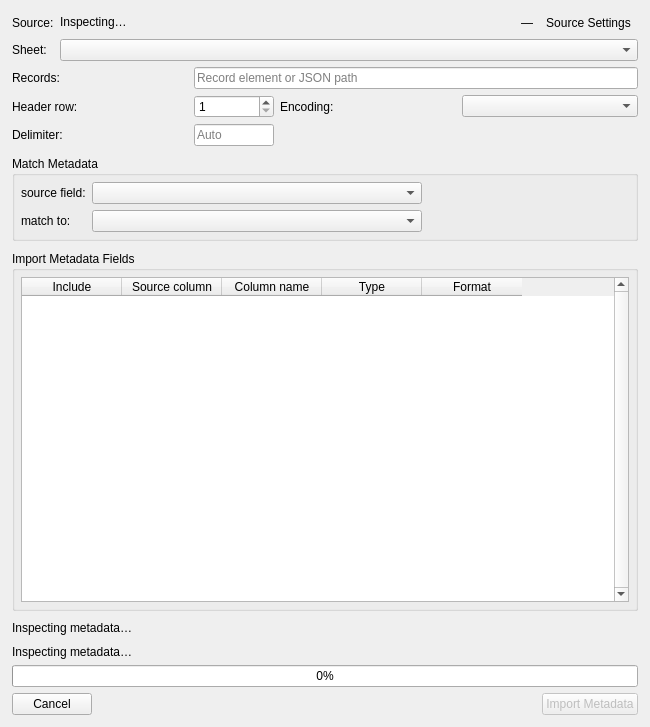
eidora-desktop/EIDORA, file src/MetadataArea/ui/metadata_import_dialog.ui: the form before one commit.
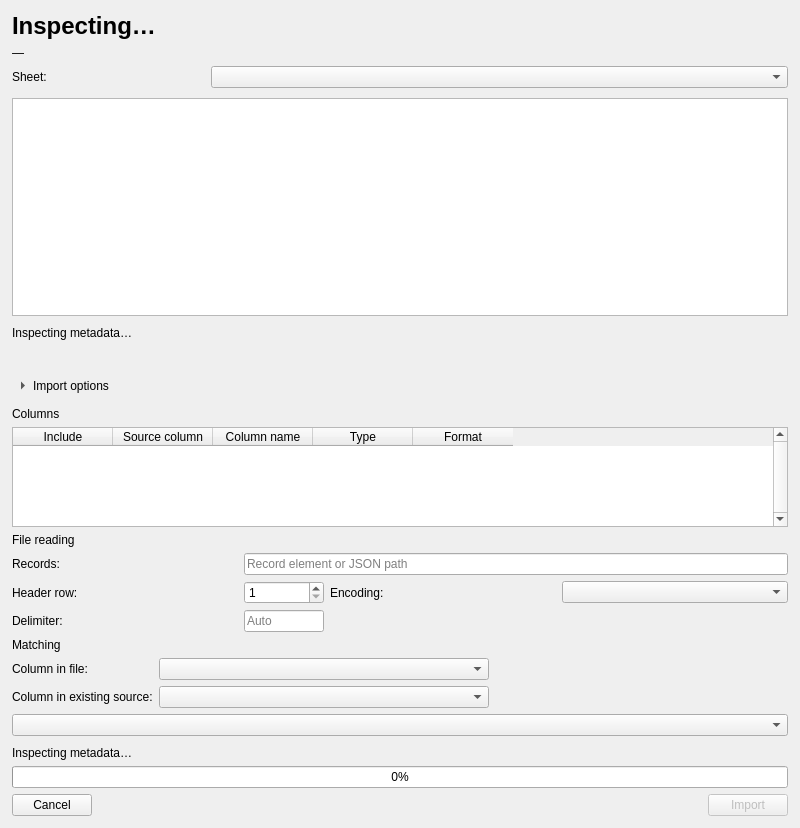
The form after the commit.

Commit message: Improve embedding, thumbnail, and metadata workflows (#58)

Patch:
```diff
--- a/src/MetadataArea/ui/metadata_import_dialog.ui
+++ b/src/MetadataArea/ui/metadata_import_dialog.ui
@@ -9,8 +9,8 @@
    <rect>
     <x>0</x>
     <y>0</y>
-    <width>650</width>
-    <height>727</height>
+    <width>800</width>
+    <height>650</height>
    </rect>
   </property>
   <property name="windowTitle">
@@ -38,12 +38,6 @@
    <item>
     <widget class="QWidget" name="panel_source" native="true">
      <layout class="QGridLayout" name="layout_source">
-      <property name="horizontalSpacing">
-       <number>6</number>
-      </property>
-      <property name="verticalSpacing">
-       <number>6</number>
-      </property>
       <property name="leftMargin">
        <number>0</number>
       </property>
@@ -56,14 +50,10 @@
       <property name="bottomMargin">
        <number>0</number>
       </property>
-      <item row="0" column="0">
-       <widget class="QLabel" name="label_import_file">
-        <property name="text">
-         <string>Source:</string>
-        </property>
-       </widget>
-      </item>
-      <item row="0" column="1">
+      <property name="spacing">
+       <number>6</number>
+      </property>
+      <item row="0" column="0" colspan="4">
        <widget class="QLabel" name="label_import_file_value">
         <property name="sizePolicy">
          <sizepolicy hsizetype="Expanding" vsizetype="Preferred">
@@ -71,66 +61,270 @@
           <verstretch>0</verstretch>
          </sizepolicy>
         </property>
+        <property name="font">
+         <font>
+          <pointsize>18</pointsize>
+          <bold>true</bold>
+         </font>
+        </property>
         <property name="text">
          <string>Inspecting…</string>
         </property>
+        <property name="textFormat">
+         <enum>Qt::TextFormat::PlainText</enum>
+        </property>
+        <property name="wordWrap">
+         <bool>true</bool>
+        </property>
         <property name="textInteractionFlags">
          <set>Qt::TextInteractionFlag::TextSelectableByMouse</set>
         </property>
        </widget>
       </item>
-      <item row="0" column="2">
+      <item row="1" column="0" colspan="4">
        <widget class="QLabel" name="label_import_format_value">
         <property name="text">
          <string>—</string>
         </property>
-       </widget>
-      </item>
-      <item row="0" column="3">
-       <widget class="QToolButton" name="button_source_settings">
-        <property name="toolTip">
-         <string>Source Settings</string>
+        <property name="alignment">
+         <set>Qt::AlignmentFlag::AlignLeading|Qt::AlignmentFlag::AlignLeft|Qt::AlignmentFlag::AlignTop</set>
         </property>
-        <property name="accessibleName">
-         <string>Source Settings</string>
-        </property>
-        <property name="text">
-         <string>Source Settings</string>
-        </property>
-        <property name="checkable">
+        <property name="wordWrap">
          <bool>true</bool>
         </property>
-        <property name="autoRaise">
-         <bool>true</bool>
-        </property>
-        <property name="iconName" stdset="0">
-         <string>settings</string>
-        </property>
        </widget>
       </item>
-      <item row="1" column="0">
+      <item row="2" column="0">
        <widget class="QLabel" name="label_table">
         <property name="text">
          <string>Sheet:</string>
         </property>
        </widget>
       </item>
-      <item row="1" column="1" colspan="3">
-       <widget class="QComboBox" name="combo_table">
-       </widget>
-      </item>
-      <item row="2" column="0" colspan="4">
+      <item row="2" column="1" colspan="3">
+       <widget class="QComboBox" name="combo_table" />
+      </item>
+     </layout>
+    </widget>
+   </item>
+   <item>
+    <widget class="QStackedWidget" name="stack_preview">
+     <widget class="QWidget" name="panel_preview_table">
+      <layout class="QVBoxLayout" name="layout_preview_table">
+       <property name="leftMargin"><number>0</number></property>
+       <property name="topMargin"><number>0</number></property>
+       <property name="rightMargin"><number>0</number></property>
+       <property name="bottomMargin"><number>0</number></property>
+       <item>
+    <widget class="QTableWidget" name="table_data_preview">
+     <property name="minimumSize">
+      <size>
+       <width>0</width>
+       <height>200</height>
+      </size>
+     </property>
+     <property name="toolTip">
+      <string>Sample source values. Column names and types reflect the import settings.</string>
+     </property>
+     <property name="editTriggers">
+      <set>QAbstractItemView::EditTrigger::NoEditTriggers</set>
+     </property>
+     <property name="alternatingRowColors">
+      <bool>true</bool>
+     </property>
+    </widget>
+       </item>
+      </layout>
+     </widget>
+     <widget class="QWidget" name="panel_preview_error">
+      <layout class="QVBoxLayout" name="layout_preview_error">
+       <item>
+        <widget class="QLabel" name="label_preview_error">
+         <property name="minimumSize"><size><width>0</width><height>200</height></size></property>
+         <property name="text"><string /></property>
+         <property name="textFormat"><enum>Qt::TextFormat::PlainText</enum></property>
+         <property name="wordWrap"><bool>true</bool></property>
+         <property name="alignment"><set>Qt::AlignmentFlag::AlignCenter</set></property>
+         <property name="textRole" stdset="0"><string>error</string></property>
+        </widget>
+       </item>
+      </layout>
+     </widget>
+    </widget>
+   </item>
+   <item>
+    <widget class="QLabel" name="label_preview_count">
+     <property name="text">
+      <string>Inspecting metadata…</string>
+     </property>
+    </widget>
+   </item>
+   <item>
+    <widget class="QLabel" name="label_matching_summary">
+     <property name="visible">
+      <bool>false</bool>
+     </property>
+     <property name="text">
+      <string />
+     </property>
+     <property name="wordWrap">
+      <bool>true</bool>
+     </property>
+    </widget>
+   </item>
+   <item>
+    <widget class="QToolButton" name="button_import_options">
+     <property name="text">
+      <string>Import options</string>
+     </property>
+     <property name="checkable">
+      <bool>true</bool>
+     </property>
+     <property name="toolButtonStyle">
+      <enum>Qt::ToolButtonStyle::ToolButtonTextBesideIcon</enum>
+     </property>
+     <property name="autoRaise">
+      <bool>true</bool>
+     </property>
+     <property name="arrowType">
+      <enum>Qt::ArrowType::RightArrow</enum>
+     </property>
+    </widget>
+   </item>
+   <item>
+    <widget class="QWidget" name="panel_import_options">
+     <property name="visible">
+      <bool>false</bool>
+     </property>
+     <layout class="QVBoxLayout" name="layout_import_options">
+      <property name="leftMargin">
+       <number>0</number>
+      </property>
+      <property name="topMargin">
+       <number>0</number>
+      </property>
+      <property name="rightMargin">
+       <number>0</number>
+      </property>
+      <property name="bottomMargin">
+       <number>0</number>
+      </property>
+      <item>
+       <layout class="QVBoxLayout" name="layout_panel_column_settings">
+        <property name="leftMargin">
+         <number>0</number>
+        </property>
+        <property name="topMargin">
+         <number>0</number>
+        </property>
+        <property name="rightMargin">
+         <number>0</number>
+        </property>
+        <property name="bottomMargin">
+         <number>0</number>
+        </property>
+        <item>
+         <widget class="QLabel" name="label_panel_column_settings_heading">
+          <property name="text">
+           <string>Columns</string>
+          </property>
+         </widget>
+        </item>
+        <item>
+         <widget class="QTableWidget" name="table_mappings">
+          <property name="minimumSize">
+           <size>
+            <width>0</width>
+            <height>100</height>
+           </size>
+          </property>
+          <property name="maximumSize">
+           <size>
+            <width>16777215</width>
+            <height>160</height>
+           </size>
+          </property>
+          <property name="toolTip">
+           <string>Select columns, names, and types</string>
+          </property>
+          <property name="verticalScrollBarPolicy">
+           <enum>Qt::ScrollBarPolicy::ScrollBarAlwaysOn</enum>
+          </property>
+          <property name="horizontalScrollBarPolicy">
+           <enum>Qt::ScrollBarPolicy::ScrollBarAsNeeded</enum>
+          </property>
+          <property name="alternatingRowColors">
+           <bool>true</bool>
+          </property>
+          <property name="selectionMode">
+           <enum>QAbstractItemView::SelectionMode::NoSelection</enum>
+          </property>
+          <property name="columnCount">
+           <number>5</number>
+          </property>
+          <property name="gridRole" stdset="0">
+           <string>subtle</string>
+          </property>
+          <attribute name="horizontalHeaderStretchLastSection">
+           <bool>false</bool>
+          </attribute>
+          <column>
+           <property name="text">
+            <string>Include</string>
+           </property>
+          </column>
+          <column>
+           <property name="text">
+            <string>Source column</string>
+           </property>
+          </column>
+          <column>
+           <property name="text">
+            <string>Column name</string>
+           </property>
+          </column>
+          <column>
+           <property name="text">
+            <string>Type</string>
+           </property>
+          </column>
+          <column>
+           <property name="text">
+            <string>Format</string>
+           </property>
+          </column>
+         </widget>
+        </item>
+       </layout>
+      </item>
+      <item>
+       <widget class="QWidget" name="panel_reading_settings">
+        <layout class="QVBoxLayout" name="layout_panel_reading_settings">
+         <property name="leftMargin">
+          <number>0</number>
+         </property>
+         <property name="topMargin">
+          <number>0</number>
+         </property>
+         <property name="rightMargin">
+          <number>0</number>
+         </property>
+         <property name="bottomMargin">
+          <number>0</number>
+         </property>
+         <item>
+          <widget class="QLabel" name="label_panel_reading_settings_heading">
+           <property name="text">
+            <string>File reading</string>
+           </property>
+          </widget>
+         </item>
+         <item>
        <widget class="QWidget" name="panel_file_settings" native="true">
         <property name="visible">
          <bool>false</bool>
         </property>
         <layout class="QGridLayout" name="layout_file_settings">
-         <property name="horizontalSpacing">
-          <number>6</number>
-         </property>
-         <property name="verticalSpacing">
-          <number>6</number>
-         </property>
          <property name="leftMargin">
           <number>0</number>
          </property>
@@ -143,6 +337,9 @@
          <property name="bottomMargin">
           <number>0</number>
          </property>
+            <property name="spacing">
+             <number>6</number>
+            </property>
          <item row="0" column="0">
           <widget class="QLabel" name="label_record_path">
            <property name="text">
@@ -221,11 +418,8 @@
     </widget>
    </item>
    <item>
-    <widget class="QWidget" name="matching_groups" native="true">
-     <layout class="QHBoxLayout" name="horizontalLayout_3">
-      <property name="spacing">
-       <number>12</number>
-      </property>
+       <widget class="QWidget" name="matching_groups">
+        <layout class="QVBoxLayout" name="layout_matching_groups">
       <property name="leftMargin">
        <number>0</number>
       </property>
@@ -239,22 +433,14 @@
        <number>0</number>
       </property>
       <item>
-       <widget class="QGroupBox" name="group_match_metadata">
-        <property name="sizePolicy">
-         <sizepolicy hsizetype="Expanding" vsizetype="Preferred">
-          <horstretch>2</horstretch>
-          <verstretch>0</verstretch>
-         </sizepolicy>
-        </property>
-        <property name="minimumSize">
-         <size>
-          <width>0</width>
-          <height>0</height>
-         </size>
-        </property>
-        <property name="title">
-         <string>Match Metadata</string>
-        </property>
+          <widget class="QLabel" name="label_matching_groups_heading">
+           <property name="text">
+            <string>Matching</string>
+           </property>
+          </widget>
+         </item>
+         <item>
+          <widget class="QWidget" name="group_match_metadata">
         <layout class="QFormLayout" name="formLayout_2">
          <property name="fieldGrowthPolicy">
           <enum>QFormLayout::FieldGrowthPolicy::ExpandingFieldsGrow</enum>
@@ -272,16 +458,16 @@
           <number>6</number>
          </property>
          <property name="leftMargin">
-          <number>6</number>
+             <number>0</number>
          </property>
          <property name="topMargin">
-          <number>6</number>
+             <number>0</number>
          </property>
          <property name="rightMargin">
-          <number>6</number>
+             <number>0</number>
          </property>
          <property name="bottomMargin">
-          <number>6</number>
+             <number>0</number>
          </property>
          <item row="0" column="0">
           <widget class="QLabel" name="label_2">
@@ -292,7 +478,7 @@
             </sizepolicy>
            </property>
            <property name="text">
-            <string>source field:</string>
+               <string>Column in file:</string>
            </property>
           </widget>
          </item>
@@ -330,7 +516,7 @@
             </sizepolicy>
            </property>
            <property name="text">
-            <string>match to:</string>
+               <string>Column in existing source:</string>
            </property>
           </widget>
          </item>
@@ -365,96 +551,11 @@
         </layout>
        </widget>
       </item>
-     </layout>
-    </widget>
-   </item>
    <item>
-    <widget class="QWidget" name="mappings_container" native="true">
-     <layout class="QVBoxLayout" name="verticalLayout_5">
-      <property name="spacing">
-       <number>0</number>
-      </property>
-      <property name="leftMargin">
-       <number>0</number>
-      </property>
-      <property name="topMargin">
-       <number>0</number>
-      </property>
-      <property name="rightMargin">
-       <number>0</number>
-      </property>
-      <property name="bottomMargin">
-       <number>0</number>
-      </property>
-      <item>
-       <widget class="QGroupBox" name="group_mappings">
-        <property name="title">
-         <string>Import Metadata Fields</string>
-        </property>
-        <layout class="QVBoxLayout" name="verticalLayout_4">
-         <property name="leftMargin">
-          <number>6</number>
-         </property>
-         <property name="topMargin">
-          <number>6</number>
-         </property>
-         <property name="rightMargin">
-          <number>6</number>
-         </property>
-         <property name="bottomMargin">
-          <number>6</number>
-         </property>
-         <item>
-          <widget class="QTableWidget" name="table_mappings">
-           <property name="toolTip">
-            <string>Select columns, names, and types</string>
-           </property>
-           <property name="verticalScrollBarPolicy">
-            <enum>Qt::ScrollBarPolicy::ScrollBarAlwaysOn</enum>
-           </property>
-           <property name="horizontalScrollBarPolicy">
-            <enum>Qt::ScrollBarPolicy::ScrollBarAlwaysOff</enum>
-           </property>
-           <property name="alternatingRowColors">
-            <bool>true</bool>
-           </property>
-           <property name="selectionMode">
-            <enum>QAbstractItemView::SelectionMode::NoSelection</enum>
-           </property>
-           <property name="columnCount">
-            <number>5</number>
-           </property>
-           <property name="gridRole" stdset="0">
-            <string>subtle</string>
-           </property>
-           <attribute name="horizontalHeaderStretchLastSection">
+          <widget class="QComboBox" name="combo_conflict_policy">
+           <property name="visible">
             <bool>false</bool>
-           </attribute>
-           <column>
-            <property name="text">
-             <string>Include</string>
-            </property>
-           </column>
-           <column>
-            <property name="text">
-             <string>Source column</string>
-            </property>
-           </column>
-           <column>
-            <property name="text">
-             <string>Column name</string>
-            </property>
-           </column>
-           <column>
-            <property name="text">
-             <string>Type</string>
-            </property>
-           </column>
-           <column>
-            <property name="text">
-             <string>Format</string>
-            </property>
-           </column>
+           </property>
           </widget>
          </item>
         </layout>
@@ -463,22 +564,6 @@
      </layout>
     </widget>
    </item>
-   <item>
-    <widget class="QLabel" name="label_import_summary">
-     <property name="sizePolicy">
-      <sizepolicy hsizetype="Expanding" vsizetype="Preferred">
-       <horstretch>0</horstretch>
-       <verstretch>0</verstretch>
-      </sizepolicy>
-     </property>
-     <property name="text">
-      <string>Inspecting metadata…</string>
-     </property>
-     <property name="wordWrap">
-      <bool>true</bool>
-     </property>
-    </widget>
-   </item>
    <item>
     <widget class="QWidget" name="widget" native="true">
      <layout class="QVBoxLayout" name="verticalLayout_8">
@@ -555,7 +640,7 @@
             <bool>false</bool>
            </property>
            <property name="text">
-            <string>Import Metadata</string>
+            <string>Import</string>
            </property>
            <property name="default">
             <bool>true</bool>
```
Left out of the diff: 100 changed lines with no effect on the pictures. Lines whose indentation alone changed are shown as unchanged. The commit also changes 229 other files.
